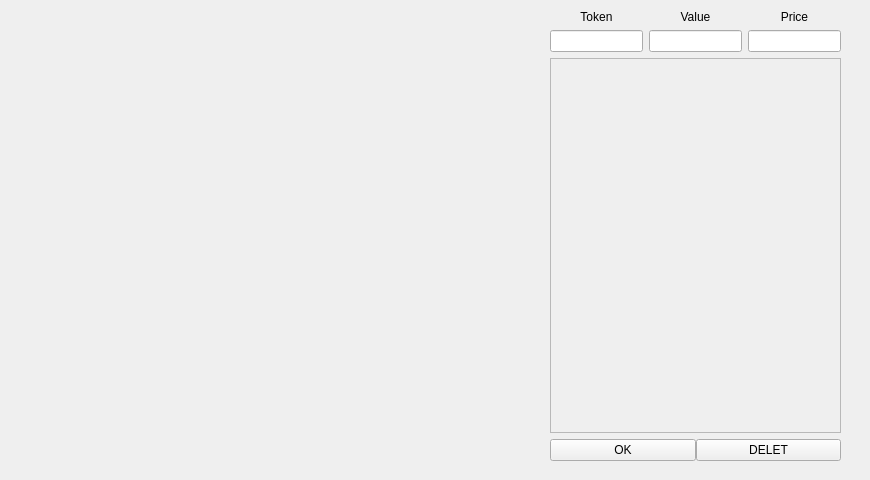
edyshen/grafpie, file mainwindow.ui: the form before one commit.
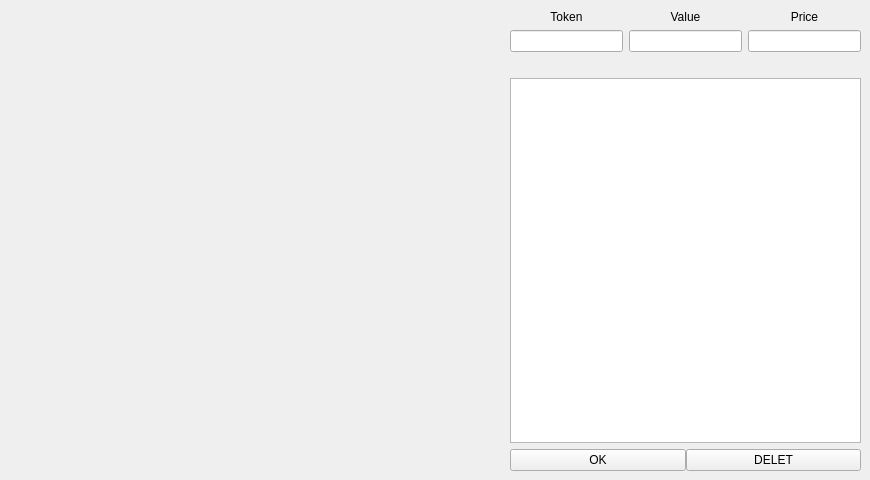
The form after the commit.

```diff
--- a/mainwindow.ui
+++ b/mainwindow.ui
@@ -47,10 +47,10 @@
    <widget class="QWidget" name="layoutWidget">
     <property name="geometry">
      <rect>
-      <x>550</x>
+      <x>510</x>
       <y>10</y>
-      <width>291</width>
-      <height>451</height>
+      <width>351</width>
+      <height>461</height>
      </rect>
     </property>
     <layout class="QVBoxLayout" name="verticalLayout">
@@ -102,22 +102,18 @@
       </layout>
      </item>
      <item>
-      <widget class="QScrollArea" name="scrollArea">
-       <property name="widgetResizable">
-        <bool>true</bool>
+      <widget class="QLabel" name="label_sum_tok">
+       <property name="text">
+        <string/>
        </property>
-       <widget class="QWidget" name="scrollAreaWidgetContents">
-        <property name="geometry">
-         <rect>
-          <x>0</x>
-          <y>0</y>
-          <width>287</width>
-          <height>356</height>
-         </rect>
-        </property>
-       </widget>
+       <property name="alignment">
+        <set>Qt::AlignCenter</set>
+       </property>
       </widget>
      </item>
+     <item>
+      <widget class="QListWidget" name="list_token"/>
+     </item>
      <item>
       <layout class="QHBoxLayout" name="horizontalLayout_3" stretch="0,0">
        <property name="spacing">
```
